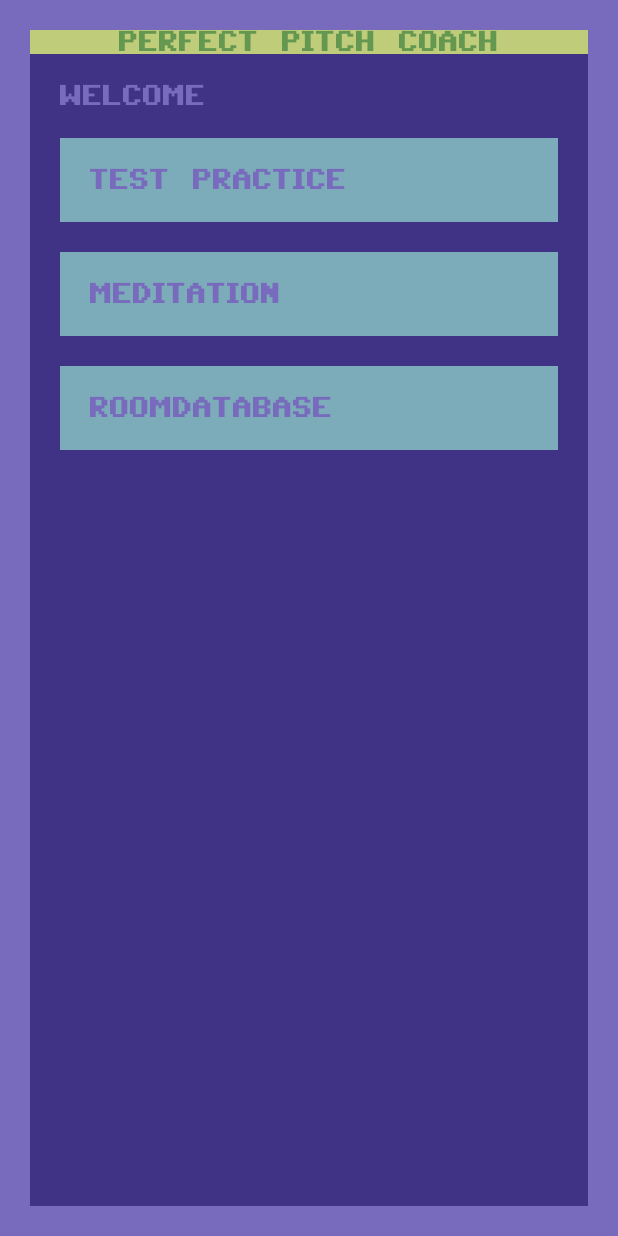
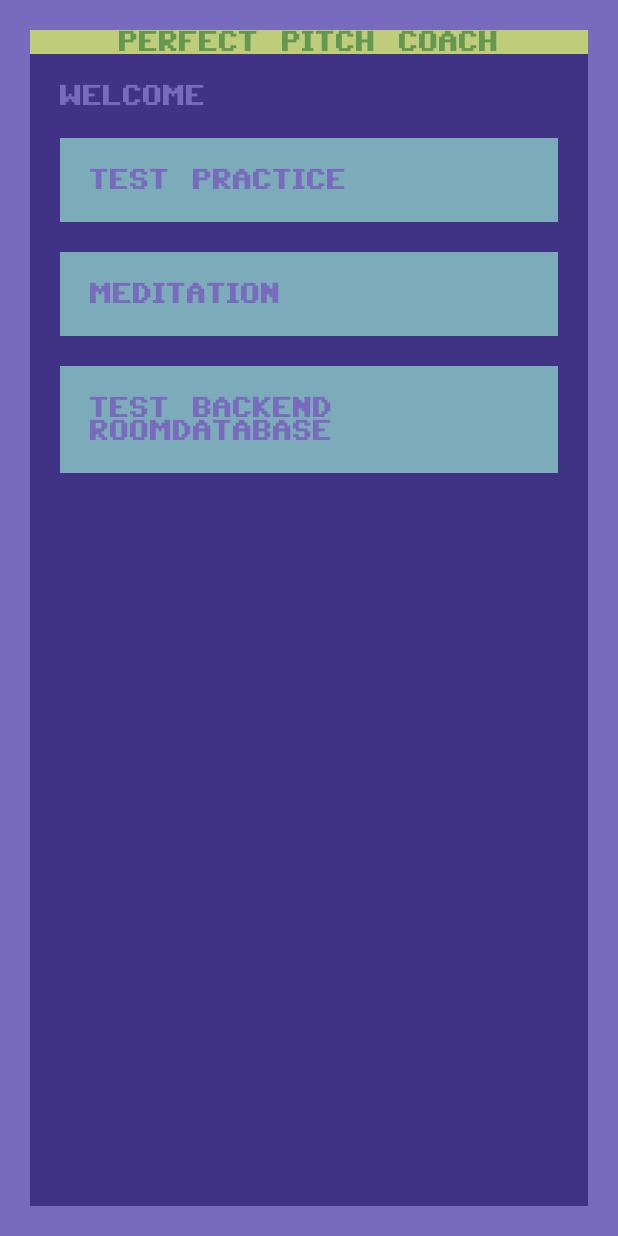
Before and after one commit to schef/perfect_pitch_coach, an Android app: the screen it shows after launch (MainActivity), on a phone screen of 412 x 824 dp. Run offline under Robolectric (Android 15) with nearby library versions, the phone set to English and light mode, and no system bars; our stand-ins replace Room's generated code; libraries missing offline, so code that uses them is left out: android.arch.persistence.

Commit message:
fixed main activity text

```diff
--- a/src/PerfectPitchCoach/app/src/main/res/layout/activity_main.xml
+++ b/src/PerfectPitchCoach/app/src/main/res/layout/activity_main.xml
@@ -88,7 +88,7 @@
                 android:layout_width="match_parent"
                 android:layout_height="wrap_content"
                 android:padding="@dimen/commodore64_empty_row_size"
-                android:text="RoomDatabase"
+                android:text="test backend RoomDatabase"
 
                 android:fontFamily="@font/c64_pro"
                 android:textColor="@color/commodore64_14"
```
